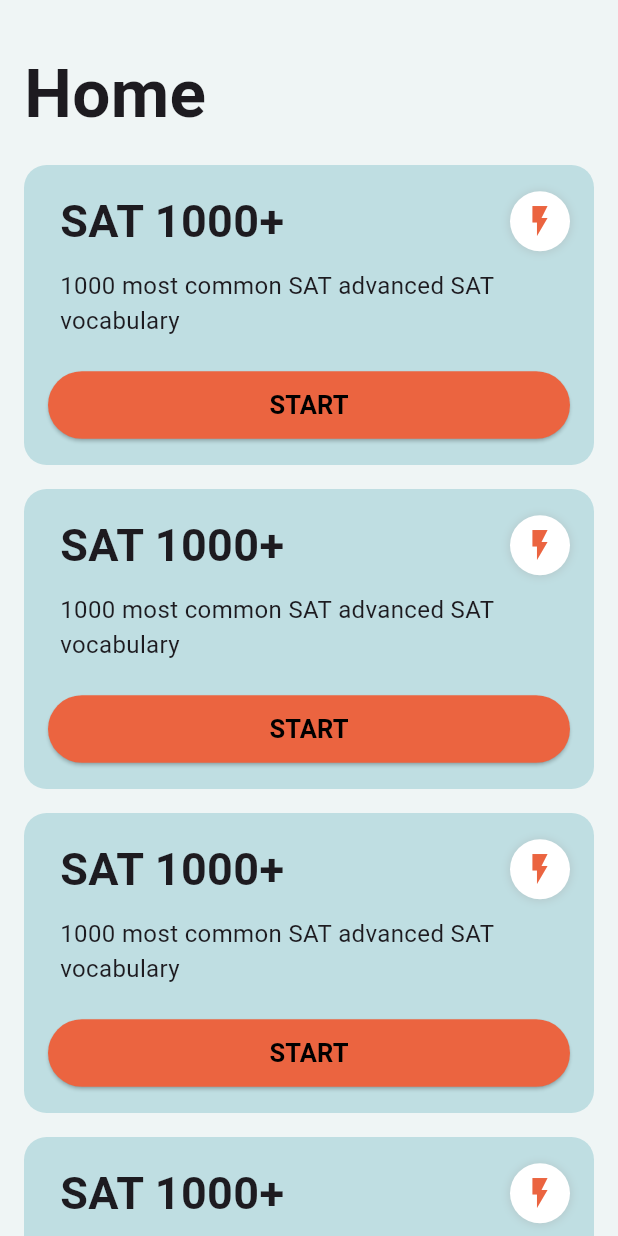
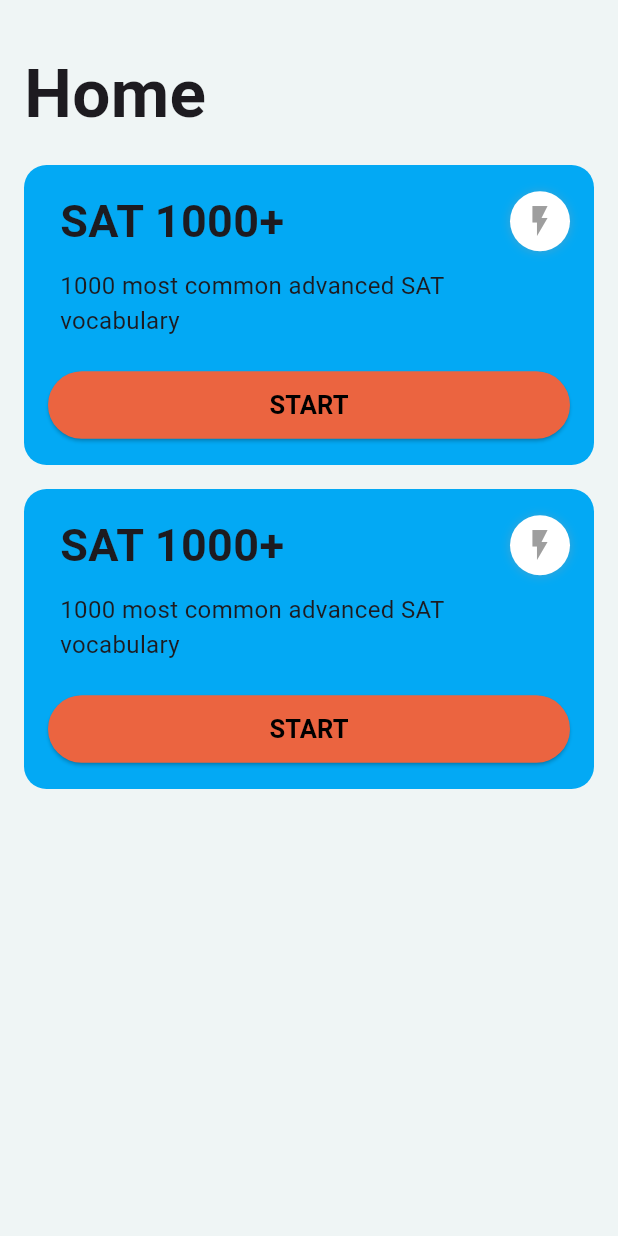
Before and after one commit to kien-ship-it/Kien-s_english_app, a Flutter app: the HomeScreen widget shown alone on an empty page, opened directly, on a phone screen of 412 x 824 dp. Run offline on Flutter 3.47's test engine with Material 3 defaults, Android fonts, the phone set to English and light mode, and no system bars; our stand-ins replace cloud_firestore, firebase_auth, firebase_core, firebase_storage, fluttertoast; missing offline and left inert: survey_kit; accounts and stored records are empty.

```diff
--- a/lib/Widgets/LessonBox.dart
+++ b/lib/Widgets/LessonBox.dart
@@ -1,19 +1,18 @@
 import 'package:flutter/material.dart';
 
 class LessonBox extends StatelessWidget {
+  final String boxTitle;
+  final String boxDescription;
+  final Color lessonBoxColor;
+  final bool lightning;
+
   const LessonBox({
-    // required this.boxTitle,
-    // required this.boxDescription,
-    // required this.lessonBoxColor,
-    // required this.lightning,
     super.key,
+    required this.boxTitle,
+    required this.boxDescription,
+    required this.lessonBoxColor,
+    required this.lightning,
   });
-
-  // String boxTitle;
-  // String boxDescription;
-  // Color lessonBoxColor;
-  // bool lightning;
-
 
   @override
   Widget build(BuildContext context) {
@@ -22,7 +21,8 @@ class LessonBox extends StatelessWidget {
       child: Container(
         height: 200, // Set a fixed height for the container
         decoration: BoxDecoration(
-          color: const Color(0xFFBFDEE2),
+          // color: const Color(0xFFBFDEE2),
+          color: lessonBoxColor,
           borderRadius: BorderRadius.circular(15.0),
         ),
         padding: const EdgeInsets.all(16.0),
@@ -32,10 +32,10 @@ class LessonBox extends StatelessWidget {
             Row(
               mainAxisAlignment: MainAxisAlignment.spaceBetween,
               children: [
-                const Padding(
+                Padding(
                   padding: EdgeInsets.only(left: 8.0),
                   child: Text(
-                    "SAT 1000+",
+                    boxTitle,
                     style: TextStyle(
                       fontSize: 30.0,
                       fontWeight: FontWeight.bold,
@@ -53,23 +53,24 @@ class LessonBox extends StatelessWidget {
                         color: Colors.grey.withOpacity(0.3),
                         spreadRadius: 1,
                         blurRadius: 4,
-                        offset:  Offset(0, 0.5), // changes position of shadow
+                        offset: Offset(0, 0.5), // changes position of shadow
                       ),
                     ],
                   ),
-                  child: const Icon(Icons.flash_on, color: Color(0xFFEB6440)),
+                  child: Icon(Icons.flash_on, color: lightning ? Color(0xFFEB6440) : Colors.grey),
                 ),
               ],
             ),
             const SizedBox(height: 10.0),
-            const Padding(
+            Padding(
               padding: EdgeInsets.only(left: 8.0),
               child: SizedBox(
                 width: 290, // Set the width to limit the length of each line
                 child: Text(
-                  "1000 most common SAT advanced SAT vocabulary",
+                  boxDescription,
                   style: TextStyle(fontSize: 16.0),
-                  overflow: TextOverflow.ellipsis, // Display ellipsis (...) if the text overflows
+                  overflow: TextOverflow.ellipsis,
+                  // Display ellipsis (...) if the text overflows
                   maxLines: 2, // Limit to 2 lines
                 ),
               ),
@@ -80,8 +81,10 @@ class LessonBox extends StatelessWidget {
               child: ElevatedButton(
                 onPressed: () {},
                 style: ButtonStyle(
-                  backgroundColor: MaterialStateProperty.all<Color>(const Color(0xFFEB6440)),
-                  fixedSize: MaterialStateProperty.all<Size>(const Size(200.0, 45.0)),
+                  backgroundColor:
+                      MaterialStateProperty.all<Color>(const Color(0xFFEB6440)),
+                  fixedSize:
+                      MaterialStateProperty.all<Size>(const Size(200.0, 45.0)),
                 ),
                 child: const Text(
                   "START",
--- a/lib/features/authentication/login_screen.dart
+++ b/lib/features/authentication/login_screen.dart
@@ -1,6 +1,6 @@
 import 'dart:developer';
 
-import 'package:english_app/common/toast.dart';
+import 'package:english_app/Widgets/toast.dart';
 import 'package:english_app/services/auth.dart';
 import 'package:english_app/features/authentication/signup_screen.dart';
 import 'package:english_app/features/home/home_screen.dart';
--- a/lib/features/authentication/signup_screen.dart
+++ b/lib/features/authentication/signup_screen.dart
@@ -1,6 +1,6 @@
 import 'dart:developer';
 
-import 'package:english_app/common/toast.dart';
+import 'package:english_app/Widgets/toast.dart';
 import 'package:english_app/services/auth.dart';
 import 'package:english_app/features/home/home_screen.dart';
 import 'package:flutter/material.dart';
--- a/lib/features/home/home_screen.dart
+++ b/lib/features/home/home_screen.dart
@@ -14,9 +14,9 @@ class _HomeScreenState extends State<HomeScreen> {
   @override
   Widget build(BuildContext context) {
     return SafeArea(
-      child: Scaffold(
-        backgroundColor: const Color(0xFFEFF5F5),
-        body: ListView.builder(
+      child: Container(
+        color: const Color(0xFFEFF5F5),
+        child: ListView.builder(
           itemCount: 1, // Ensures only one item in the ListView for the "Home" title
           itemBuilder: (context, index) {
             return const Column(
@@ -36,10 +36,16 @@ class _HomeScreenState extends State<HomeScreen> {
                   ),
                 ),
                 SizedBox(height: 8.0), // Add some space between the title and the container
-                LessonBox(),
-                LessonBox(),
-                LessonBox(),
-                LessonBox()
+                LessonBox(
+                  boxTitle: 'SAT 1000+',
+                  boxDescription: '1000 most common advanced SAT vocabulary',
+                  lessonBoxColor: Colors.lightBlue, lightning: false,
+                ),
+                LessonBox(
+                  boxTitle: 'SAT 1000+',
+                  boxDescription: '1000 most common advanced SAT vocabulary',
+                  lessonBoxColor: Colors.lightBlue, lightning: false,
+                ),
               ],
             );
           },
--- a/lib/main.dart
+++ b/lib/main.dart
@@ -1,3 +1,4 @@
+import 'package:english_app/features/GeneralScreen.dart';
 import 'package:english_app/services/auth.dart';
 import 'package:english_app/features/home/home_screen.dart';
 import 'package:english_app/firebase_options.dart';
@@ -31,7 +32,7 @@ class MyApp extends StatelessWidget {
       ),
       home: FirebaseAuth.instance.currentUser == null
           ? const LoginScreen()
-          : const HomeScreen(),
+          : const GeneralScreen(),
     );
   }
 }
--- a/lib/services/auth.dart
+++ b/lib/services/auth.dart
@@ -1,4 +1,4 @@
-import 'package:english_app/common/toast.dart';
+import 'package:english_app/Widgets/toast.dart';
 import 'package:firebase_auth/firebase_auth.dart';
 
 class Auth {
--- a/pubspec.yaml
+++ b/pubspec.yaml
@@ -30,11 +30,13 @@ environment:
 dependencies:
   cloud_firestore: ^4.17.3
   cupertino_icons: ^1.0.6
+  dot_navigation_bar: ^1.0.2
   firebase_auth: ^4.19.4
   firebase_core: ^2.30.1
   firebase_storage: ^11.7.5
   flutter:
     sdk: flutter
+  flutter_snake_navigationbar: ^0.6.1
   fluttertoast: ^8.2.5
   survey_kit: ^0.2.0
 
```
Also changed, not shown: lib/Widgets/CustomIcon.dart (added, +12 -0 lines), lib/features/lesson/LessonScreen.dart (added, +77 -0 lines), lib/features/user/UserScreen.dart (added, +19 -0 lines), lib/models/LessonModel.dart (added, +14 -0 lines), lib/Widgets/toast.dart (renamed from lib/common/toast.dart), lib/models/WordModel.dart (added), pubspec.lock.
